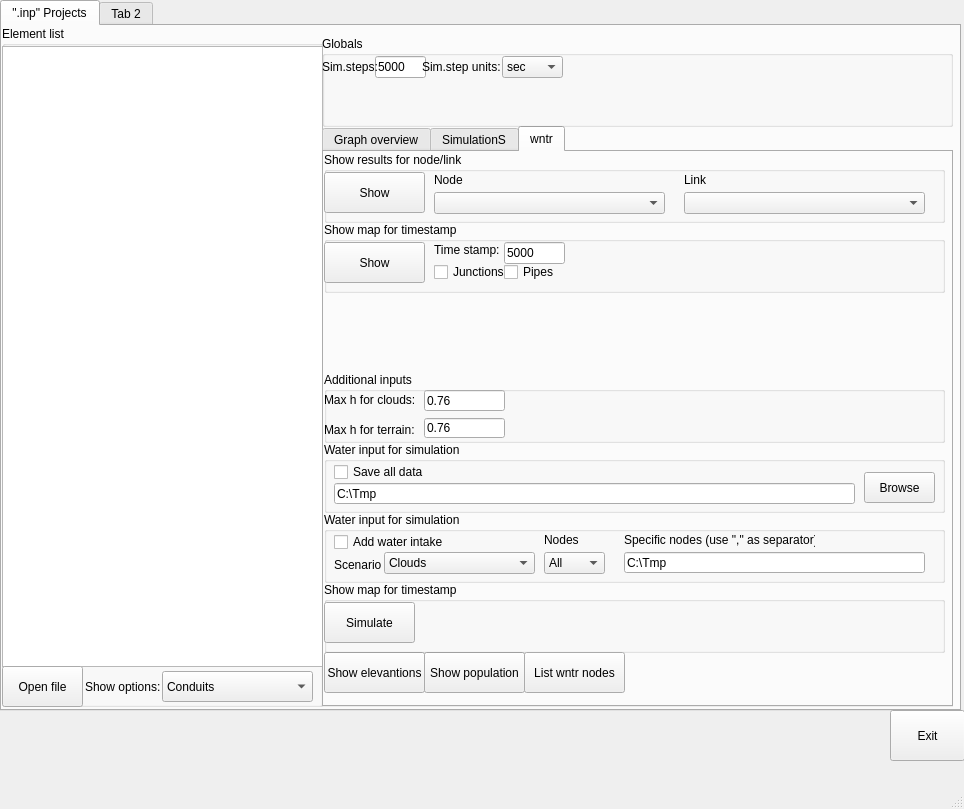
This is MainWindow.ui in sergey32355/UTWIN_notebooks as Qt 5 draws it before an edit. The edited form follows.
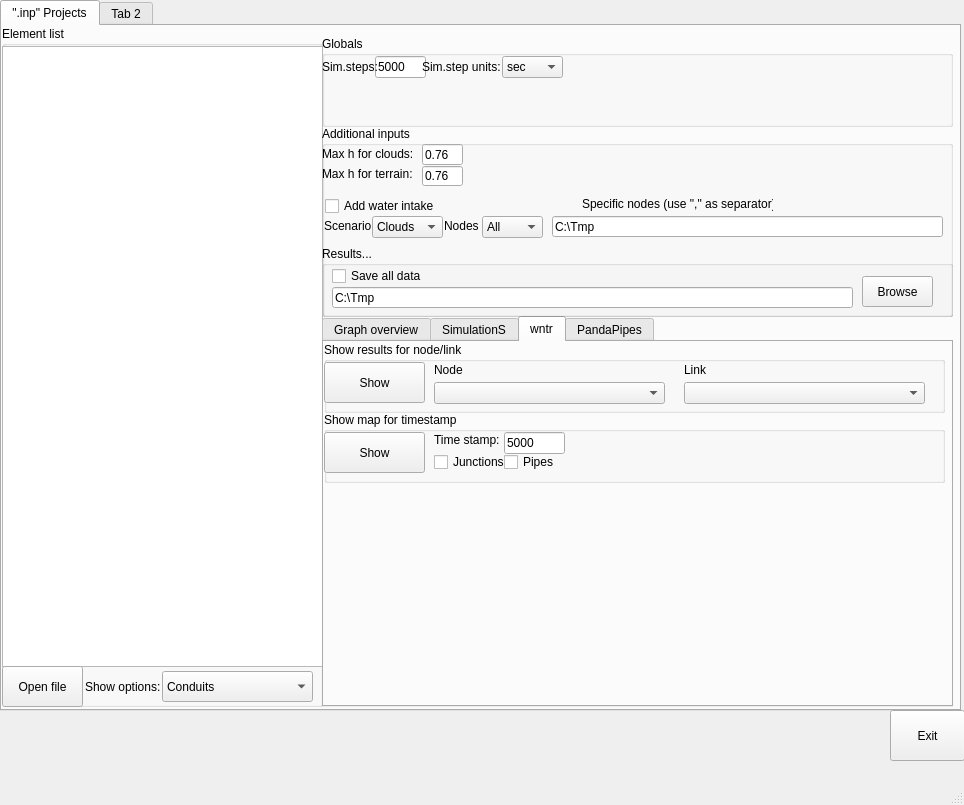
This is the edited form.

What changed in the file:
```diff
--- a/MainWindow.ui
+++ b/MainWindow.ui
@@ -7,7 +7,7 @@
     <x>0</x>
     <y>0</y>
     <width>964</width>
-    <height>809</height>
+    <height>805</height>
    </rect>
   </property>
   <property name="windowTitle">
@@ -106,9 +106,9 @@
          <property name="geometry">
           <rect>
            <x>320</x>
-           <y>100</y>
+           <y>290</y>
            <width>631</width>
-           <height>581</height>
+           <height>391</height>
           </rect>
          </property>
          <layout class="QVBoxLayout" name="verticalLayout">
@@ -436,163 +436,6 @@
               <property name="title">
                <string>Water input for simulation</string>
               </property>
-              <widget class="QCheckBox" name="WNTR_waterintakeflag">
-               <property name="geometry">
-                <rect>
-                 <x>10</x>
-                 <y>20</y>
-                 <width>121</width>
-                 <height>20</height>
-                </rect>
-               </property>
-               <property name="text">
-                <string>Add water intake</string>
-               </property>
-              </widget>
-              <widget class="QLabel" name="label_7">
-               <property name="geometry">
-                <rect>
-                 <x>10</x>
-                 <y>45</y>
-                 <width>49</width>
-                 <height>16</height>
-                </rect>
-               </property>
-               <property name="text">
-                <string>Scenario</string>
-               </property>
-              </widget>
-              <widget class="QComboBox" name="comboBox">
-               <property name="geometry">
-                <rect>
-                 <x>60</x>
-                 <y>40</y>
-                 <width>151</width>
-                 <height>22</height>
-                </rect>
-               </property>
-               <item>
-                <property name="text">
-                 <string>Clouds</string>
-                </property>
-               </item>
-               <item>
-                <property name="text">
-                 <string>Clouds+terrain</string>
-                </property>
-               </item>
-              </widget>
-              <widget class="QLabel" name="label_8">
-               <property name="geometry">
-                <rect>
-                 <x>220</x>
-                 <y>20</y>
-                 <width>49</width>
-                 <height>16</height>
-                </rect>
-               </property>
-               <property name="text">
-                <string>Nodes</string>
-               </property>
-              </widget>
-              <widget class="QComboBox" name="comboBox_2">
-               <property name="geometry">
-                <rect>
-                 <x>220</x>
-                 <y>40</y>
-                 <width>61</width>
-                 <height>22</height>
-                </rect>
-               </property>
-               <item>
-                <property name="text">
-                 <string>All</string>
-                </property>
-               </item>
-               <item>
-                <property name="text">
-                 <string>Specific</string>
-                </property>
-               </item>
-              </widget>
-              <widget class="QLabel" name="label_9">
-               <property name="geometry">
-                <rect>
-                 <x>300</x>
-                 <y>20</y>
-                 <width>191</width>
-                 <height>16</height>
-                </rect>
-               </property>
-               <property name="text">
-                <string>Specific nodes (use &quot;,&quot; as separator)</string>
-               </property>
-              </widget>
-              <widget class="QLineEdit" name="WNTR_SimSave_text_box_3">
-               <property name="geometry">
-                <rect>
-                 <x>300</x>
-                 <y>40</y>
-                 <width>301</width>
-                 <height>21</height>
-                </rect>
-               </property>
-               <property name="text">
-                <string>C:\Tmp</string>
-               </property>
-              </widget>
-             </widget>
-             <widget class="QGroupBox" name="groupBox_7">
-              <property name="geometry">
-               <rect>
-                <x>0</x>
-                <y>290</y>
-                <width>621</width>
-                <height>71</height>
-               </rect>
-              </property>
-              <property name="title">
-               <string>Water input for simulation</string>
-              </property>
-              <widget class="QCheckBox" name="Savealldatacheckbox">
-               <property name="geometry">
-                <rect>
-                 <x>10</x>
-                 <y>20</y>
-                 <width>121</width>
-                 <height>20</height>
-                </rect>
-               </property>
-               <property name="text">
-                <string>Save all data</string>
-               </property>
-              </widget>
-              <widget class="QLineEdit" name="WNTR_SimSave_text_box_2">
-               <property name="geometry">
-                <rect>
-                 <x>10</x>
-                 <y>41</y>
-                 <width>521</width>
-                 <height>21</height>
-                </rect>
-               </property>
-               <property name="text">
-                <string>C:\Tmp</string>
-               </property>
-              </widget>
-              <widget class="QPushButton" name="WNTR_save_path_browse_pushButton_6">
-               <property name="geometry">
-                <rect>
-                 <x>540</x>
-                 <y>30</y>
-                 <width>71</width>
-                 <height>31</height>
-                </rect>
-               </property>
-               <property name="text">
-                <string>Browse</string>
-               </property>
-              </widget>
              </widget>
              <widget class="QPushButton" name="WNTR_list_WNTR_NODES_AND_PIPES_pushButton_6">
               <property name="geometry">
@@ -607,68 +450,34 @@
                <string>List wntr nodes</string>
               </property>
              </widget>
-             <widget class="QGroupBox" name="groupBox_8">
+            </widget>
+            <widget class="QWidget" name="tab_5">
+             <attribute name="title">
+              <string>PandaPipes</string>
+             </attribute>
+             <widget class="QGroupBox" name="PandaPipes_simulate_btn">
               <property name="geometry">
                <rect>
                 <x>0</x>
-                <y>220</y>
+                <y>290</y>
                 <width>621</width>
                 <height>71</height>
                </rect>
               </property>
               <property name="title">
-               <string>Additional inputs</string>
+               <string>Show map for timestamp</string>
               </property>
-              <widget class="QLineEdit" name="WNTR_MaxRain_values_text_box_4">
-               <property name="geometry">
-                <rect>
-                 <x>100</x>
-                 <y>18</y>
-                 <width>81</width>
-                 <height>21</height>
-                </rect>
-               </property>
-               <property name="text">
-                <string>0.76</string>
-               </property>
-              </widget>
-              <widget class="QLabel" name="label_10">
+              <widget class="QPushButton" name="PandaPipes_simulate_pushButton_4">
                <property name="geometry">
                 <rect>
                  <x>0</x>
                  <y>20</y>
-                 <width>101</width>
-                 <height>16</height>
+                 <width>181</width>
+                 <height>41</height>
                 </rect>
                </property>
                <property name="text">
-                <string>Max h for clouds:</string>
-               </property>
-              </widget>
-              <widget class="QLabel" name="label_11">
-               <property name="geometry">
-                <rect>
-                 <x>0</x>
-                 <y>50</y>
-                 <width>101</width>
-                 <height>16</height>
-                </rect>
-               </property>
-               <property name="text">
-                <string>Max h for terrain:</string>
-               </property>
-              </widget>
-              <widget class="QLineEdit" name="WNTR_SimSave_text_box_5">
-               <property name="geometry">
-                <rect>
-                 <x>100</x>
-                 <y>46</y>
-                 <width>81</width>
-                 <height>20</height>
-                </rect>
-               </property>
-               <property name="text">
-                <string>0.76</string>
+                <string>Simulate with pandapipes</string>
                </property>
               </widget>
              </widget>
@@ -754,6 +563,228 @@
           </item>
          </widget>
         </widget>
+        <widget class="QGroupBox" name="groupBox_8">
+         <property name="geometry">
+          <rect>
+           <x>320</x>
+           <y>100</y>
+           <width>631</width>
+           <height>191</height>
+          </rect>
+         </property>
+         <property name="title">
+          <string>Additional inputs</string>
+         </property>
+         <widget class="QLineEdit" name="WNTR_MaxRain_values_text_box_4">
+          <property name="geometry">
+           <rect>
+            <x>100</x>
+            <y>18</y>
+            <width>41</width>
+            <height>21</height>
+           </rect>
+          </property>
+          <property name="text">
+           <string>0.76</string>
+          </property>
+         </widget>
+         <widget class="QLabel" name="label_10">
+          <property name="geometry">
+           <rect>
+            <x>0</x>
+            <y>20</y>
+            <width>101</width>
+            <height>16</height>
+           </rect>
+          </property>
+          <property name="text">
+           <string>Max h for clouds:</string>
+          </property>
+         </widget>
+         <widget class="QLabel" name="label_11">
+          <property name="geometry">
+           <rect>
+            <x>0</x>
+            <y>40</y>
+            <width>101</width>
+            <height>16</height>
+           </rect>
+          </property>
+          <property name="text">
+           <string>Max h for terrain:</string>
+          </property>
+         </widget>
+         <widget class="QLineEdit" name="WNTR_SimSave_text_box_5">
+          <property name="geometry">
+           <rect>
+            <x>100</x>
+            <y>40</y>
+            <width>41</width>
+            <height>20</height>
+           </rect>
+          </property>
+          <property name="text">
+           <string>0.76</string>
+          </property>
+         </widget>
+         <widget class="QCheckBox" name="WNTR_waterintakeflag">
+          <property name="geometry">
+           <rect>
+            <x>3</x>
+            <y>70</y>
+            <width>121</width>
+            <height>20</height>
+           </rect>
+          </property>
+          <property name="text">
+           <string>Add water intake</string>
+          </property>
+         </widget>
+         <widget class="QLabel" name="label_7">
+          <property name="geometry">
+           <rect>
+            <x>2</x>
+            <y>92</y>
+            <width>49</width>
+            <height>16</height>
+           </rect>
+          </property>
+          <property name="text">
+           <string>Scenario</string>
+          </property>
+         </widget>
+         <widget class="QComboBox" name="comboBox">
+          <property name="geometry">
+           <rect>
+            <x>50</x>
+            <y>90</y>
+            <width>71</width>
+            <height>22</height>
+           </rect>
+          </property>
+          <item>
+           <property name="text">
+            <string>Clouds</string>
+           </property>
+          </item>
+          <item>
+           <property name="text">
+            <string>Clouds+terrain</string>
+           </property>
+          </item>
+         </widget>
+         <widget class="QLabel" name="label_8">
+          <property name="geometry">
+           <rect>
+            <x>122</x>
+            <y>92</y>
+            <width>49</width>
+            <height>16</height>
+           </rect>
+          </property>
+          <property name="text">
+           <string>Nodes</string>
+          </property>
+         </widget>
+         <widget class="QComboBox" name="comboBox_2">
+          <property name="geometry">
+           <rect>
+            <x>160</x>
+            <y>90</y>
+            <width>61</width>
+            <height>22</height>
+           </rect>
+          </property>
+          <item>
+           <property name="text">
+            <string>All</string>
+           </property>
+          </item>
+          <item>
+           <property name="text">
+            <string>Specific</string>
+           </property>
+          </item>
+         </widget>
+         <widget class="QLabel" name="label_9">
+          <property name="geometry">
+           <rect>
+            <x>260</x>
+            <y>70</y>
+            <width>191</width>
+            <height>16</height>
+           </rect>
+          </property>
+          <property name="text">
+           <string>Specific nodes (use &quot;,&quot; as separator)</string>
+          </property>
+         </widget>
+         <widget class="QLineEdit" name="WNTR_SimSave_text_box_3">
+          <property name="geometry">
+           <rect>
+            <x>230</x>
+            <y>90</y>
+            <width>391</width>
+            <height>21</height>
+           </rect>
+          </property>
+          <property name="text">
+           <string>C:\Tmp</string>
+          </property>
+         </widget>
+         <widget class="QGroupBox" name="groupBox_7">
+          <property name="geometry">
+           <rect>
+            <x>0</x>
+            <y>120</y>
+            <width>631</width>
+            <height>71</height>
+           </rect>
+          </property>
+          <property name="title">
+           <string>Results...</string>
+          </property>
+          <widget class="QCheckBox" name="Savealldatacheckbox">
+           <property name="geometry">
+            <rect>
+             <x>10</x>
+             <y>20</y>
+             <width>121</width>
+             <height>20</height>
+            </rect>
+           </property>
+           <property name="text">
+            <string>Save all data</string>
+           </property>
+          </widget>
+          <widget class="QLineEdit" name="WNTR_SimSave_text_box_2">
+           <property name="geometry">
+            <rect>
+             <x>10</x>
+             <y>41</y>
+             <width>521</width>
+             <height>21</height>
+            </rect>
+           </property>
+           <property name="text">
+            <string>C:\Tmp</string>
+           </property>
+          </widget>
+          <widget class="QPushButton" name="WNTR_save_path_browse_pushButton_6">
+           <property name="geometry">
+            <rect>
+             <x>540</x>
+             <y>30</y>
+             <width>71</width>
+             <height>31</height>
+            </rect>
+           </property>
+           <property name="text">
+            <string>Browse</string>
+           </property>
+          </widget>
+         </widget>
+        </widget>
        </widget>
        <widget class="QWidget" name="tab_2">
         <attribute name="title">
```
